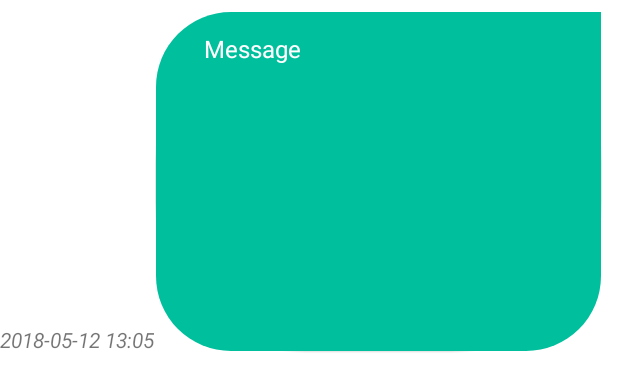
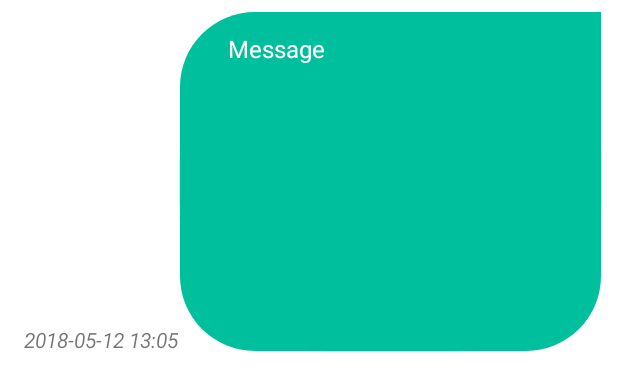
Before and after one commit to mobcom-group/homework3-android, an Android app: the layout item_layout_chat_my_self.xml on its own in the app's theme, with its tools: preview values and no code run, on a phone screen of 412 x 824 dp. Shown: the top 391 px of the screen. Run offline under Robolectric (Android 15) with nearby library versions, the phone set to English and light mode, and no system bars.

Commit message:
responsive bubble chat

```diff
--- a/app/src/main/res/layout/item_layout_chat_my_self.xml
+++ b/app/src/main/res/layout/item_layout_chat_my_self.xml
@@ -10,12 +10,14 @@
     <LinearLayout
         android:layout_width="match_parent"
         android:layout_height="wrap_content"
+        android:gravity="right"
         android:orientation="horizontal">
 
         <TextView
             android:id="@+id/text_view_date_time_item_layout_chat_my_self"
             android:layout_width="wrap_content"
             android:layout_height="wrap_content"
+            android:layout_alignParentRight="false"
             android:layout_gravity="bottom"
             android:text="2018-05-12 13:05"
             android:textStyle="italic" />
@@ -33,8 +35,9 @@
 
             <TextView
                 android:id="@+id/text_view_message_item_layout_chat_my_self"
-                android:layout_width="match_parent"
+                android:layout_width="wrap_content"
                 android:layout_height="wrap_content"
+                android:layout_alignParentRight="false"
                 android:layout_marginStart="25dp"
                 android:layout_marginTop="5dp"
                 android:layout_marginEnd="25dp"
@@ -47,8 +50,10 @@
                 android:id="@+id/image_view_message_item_layout_chat_my_self"
                 android:layout_width="192dp"
                 android:layout_height="192dp"
-                android:layout_centerInParent="true"
+                android:layout_centerVertical="true"
+                android:layout_marginStart="40dp"
                 android:layout_marginTop="10dp"
+                android:layout_marginEnd="45dp"
                 android:layout_marginBottom="10dp" />
 
         </RelativeLayout>
```
Also changed, not shown: app/src/main/res/layout/item_layout_chat_user.xml (+4 -3 lines).
